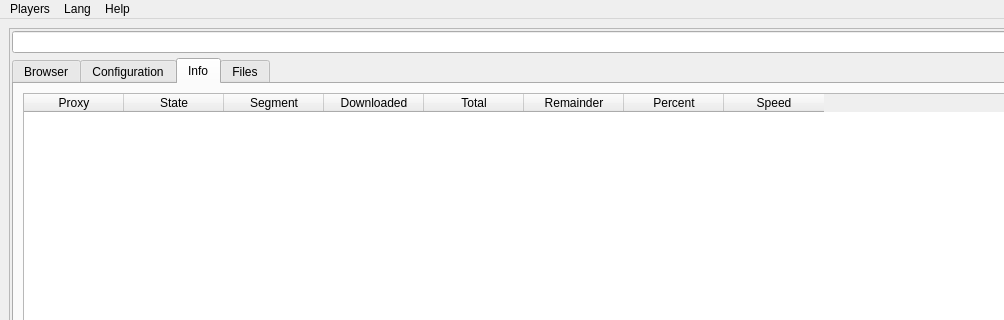
Above: main/app/win/mainLayout.ui from marcosvicente/BaixeAssista before the change; both pictures show x 0 to 1004 and y 0 to 320 of the 1131 by 679 pixel window. Below: the same form after it.
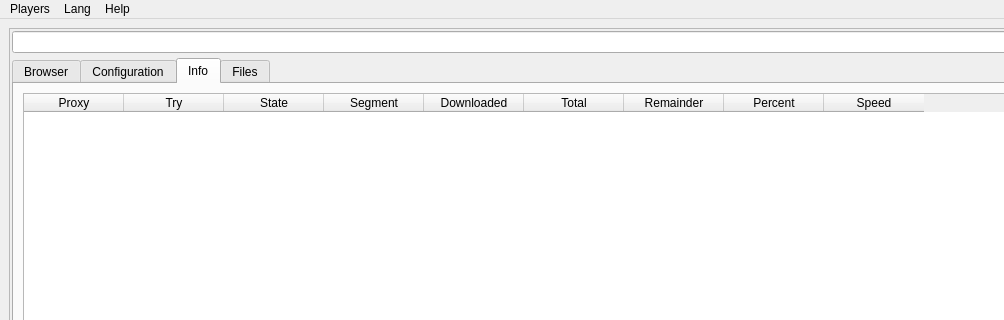
That is the form after the change. Icons and pictures are not drawn.

Commit message: atualizando layout ref.: 'Info'.

```diff
--- a/main/app/win/mainLayout.ui
+++ b/main/app/win/mainLayout.ui
@@ -639,6 +639,11 @@
                  <string>Proxy</string>
                 </property>
                </column>
+               <column>
+                <property name="text">
+                 <string>Try</string>
+                </property>
+               </column>
                <column>
                 <property name="text">
                  <string>State</string>
```
The commit also changes 1 other file.
